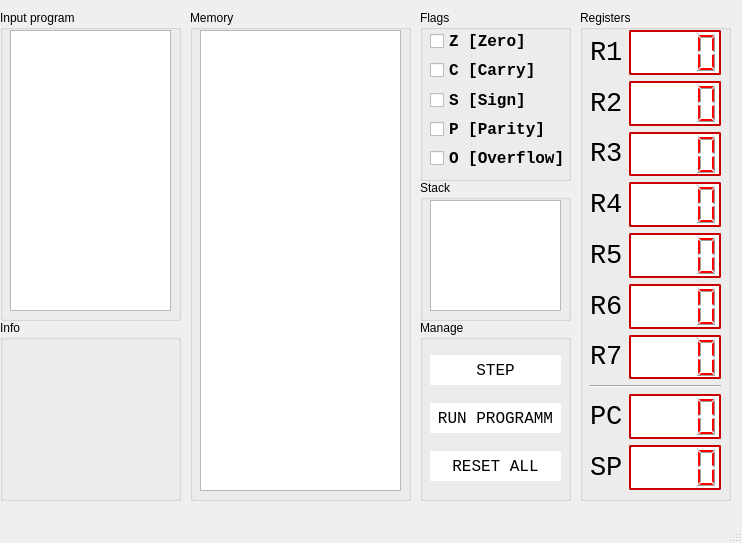
Old version of the form gui/disign.ui in the repository Witness-senpai/asm-emu.
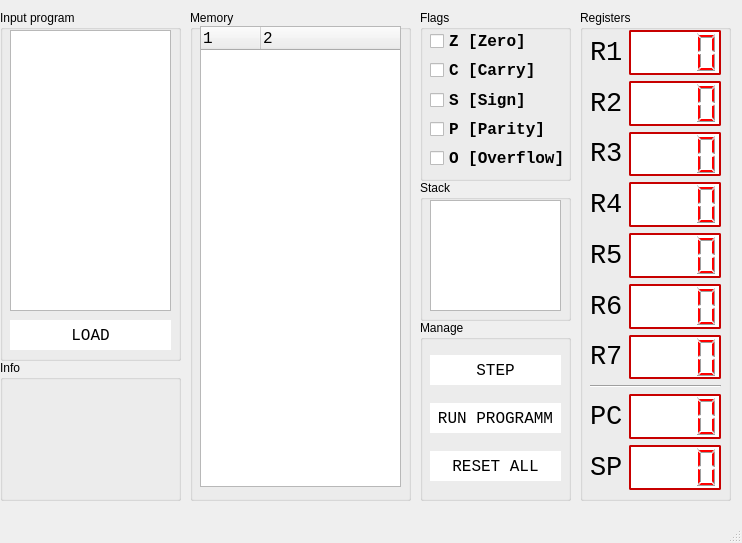
New version of the form.

Commit message: Added basic line iteration in memory

What changed in the file:
```diff
--- a/gui/disign.ui
+++ b/gui/disign.ui
@@ -920,7 +920,7 @@
       <x>0</x>
       <y>10</y>
       <width>181</width>
-      <height>311</height>
+      <height>351</height>
      </rect>
     </property>
     <property name="title">
@@ -945,6 +945,44 @@
       <string/>
      </property>
     </widget>
+    <widget class="QPushButton" name="btn_load">
+     <property name="geometry">
+      <rect>
+       <x>10</x>
+       <y>310</y>
+       <width>161</width>
+       <height>30</height>
+      </rect>
+     </property>
+     <property name="font">
+      <font>
+       <family>Consolas</family>
+       <pointsize>12</pointsize>
+       <weight>9</weight>
+       <italic>false</italic>
+       <bold>false</bold>
+      </font>
+     </property>
+     <property name="styleSheet">
+      <string notr="true">QPushButton {
+	background-color: white;
+	font: 75 12pt &quot;Consolas&quot;;
+	height: 30px;
+	border: none;
+}
+
+QPushButton:hover {
+	background-color: silver;
+}
+
+QPushButton:pressed {
+	background-color: rgb(85, 255, 127)
+}</string>
+     </property>
+     <property name="text">
+      <string>LOAD</string>
+     </property>
+    </widget>
    </widget>
    <widget class="QGroupBox" name="groupBox_4">
     <property name="geometry">
@@ -1102,11 +1140,14 @@
     <property name="title">
      <string>Memory</string>
     </property>
-    <widget class="QListView" name="listView_memory">
+    <widget class="QTreeWidget" name="list_memory">
+     <property name="enabled">
+      <bool>true</bool>
+     </property>
      <property name="geometry">
       <rect>
        <x>10</x>
-       <y>20</y>
+       <y>16</y>
        <width>201</width>
        <height>461</height>
       </rect>
@@ -1114,18 +1155,85 @@
      <property name="font">
       <font>
        <family>Consolas</family>
-       <pointsize>14</pointsize>
+       <pointsize>12</pointsize>
+       <weight>50</weight>
+       <bold>false</bold>
+       <kerning>false</kerning>
       </font>
      </property>
+     <property name="verticalScrollBarPolicy">
+      <enum>Qt::ScrollBarAsNeeded</enum>
+     </property>
+     <property name="horizontalScrollBarPolicy">
+      <enum>Qt::ScrollBarAsNeeded</enum>
+     </property>
+     <property name="sizeAdjustPolicy">
+      <enum>QAbstractScrollArea::AdjustIgnored</enum>
+     </property>
+     <property name="tabKeyNavigation">
+      <bool>false</bool>
+     </property>
+     <property name="showDropIndicator" stdset="0">
+      <bool>false</bool>
+     </property>
+     <property name="dragDropMode">
+      <enum>QAbstractItemView::NoDragDrop</enum>
+     </property>
+     <property name="alternatingRowColors">
+      <bool>false</bool>
+     </property>
+     <property name="autoExpandDelay">
+      <number>1</number>
+     </property>
+     <property name="indentation">
+      <number>13</number>
+     </property>
+     <property name="rootIsDecorated">
+      <bool>true</bool>
+     </property>
+     <property name="uniformRowHeights">
+      <bool>false</bool>
+     </property>
+     <property name="itemsExpandable">
+      <bool>false</bool>
+     </property>
+     <property name="animated">
+      <bool>false</bool>
+     </property>
+     <property name="wordWrap">
+      <bool>false</bool>
+     </property>
+     <property name="expandsOnDoubleClick">
+      <bool>false</bool>
+     </property>
+     <property name="columnCount">
+      <number>2</number>
+     </property>
+     <attribute name="headerDefaultSectionSize">
+      <number>60</number>
+     </attribute>
+     <attribute name="headerShowSortIndicator" stdset="0">
+      <bool>false</bool>
+     </attribute>
+     <column>
+      <property name="text">
+       <string notr="true">1</string>
+      </property>
+     </column>
+     <column>
+      <property name="text">
+       <string notr="true">2</string>
+      </property>
+     </column>
     </widget>
    </widget>
    <widget class="QGroupBox" name="groupBox_7">
     <property name="geometry">
      <rect>
       <x>0</x>
-      <y>320</y>
+      <y>360</y>
       <width>181</width>
-      <height>181</height>
+      <height>141</height>
      </rect>
     </property>
     <property name="title">
```
The commit also changes 1 other file.
